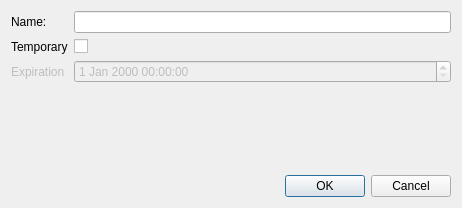
BryceCallender/OldMapleTracker, file MapleDailyTracker/mapleactiondialog.ui: the form before one commit.
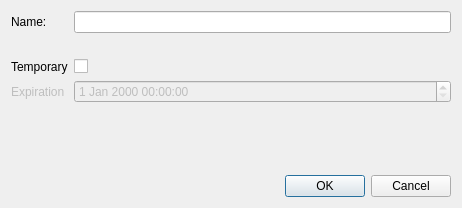
The form after the commit.

Diff of the .ui file:
```diff
--- a/MapleDailyTracker/mapleactiondialog.ui
+++ b/MapleDailyTracker/mapleactiondialog.ui
@@ -26,14 +26,21 @@
      <item row="0" column="1">
       <widget class="QLineEdit" name="lineEdit"/>
      </item>
-     <item row="2" column="1">
-      <widget class="QDateTimeEdit" name="expirationDateTimeEdit">
-       <property name="enabled">
-        <bool>false</bool>
-       </property>
-      </widget>
-     </item>
      <item row="2" column="0">
+      <widget class="QLabel" name="label_2">
+       <property name="text">
+        <string>Temporary</string>
+       </property>
+      </widget>
+     </item>
+     <item row="2" column="1">
+      <widget class="QCheckBox" name="checkBox">
+       <property name="text">
+        <string/>
+       </property>
+      </widget>
+     </item>
+     <item row="3" column="0">
       <widget class="QLabel" name="expirationLabel">
        <property name="enabled">
         <bool>false</bool>
@@ -43,17 +50,26 @@
        </property>
       </widget>
      </item>
+     <item row="3" column="1">
+      <widget class="QDateTimeEdit" name="expirationDateTimeEdit">
+       <property name="enabled">
+        <bool>false</bool>
+       </property>
+      </widget>
+     </item>
      <item row="1" column="1">
-      <widget class="QCheckBox" name="checkBox">
+      <widget class="QLabel" name="errorText">
+       <property name="maximumSize">
+        <size>
+         <width>16777215</width>
+         <height>25</height>
+        </size>
+       </property>
        <property name="text">
         <string/>
        </property>
-      </widget>
-     </item>
-     <item row="1" column="0">
-      <widget class="QLabel" name="label_2">
-       <property name="text">
-        <string>Temporary</string>
+       <property name="textFormat">
+        <enum>Qt::RichText</enum>
        </property>
       </widget>
      </item>
```
